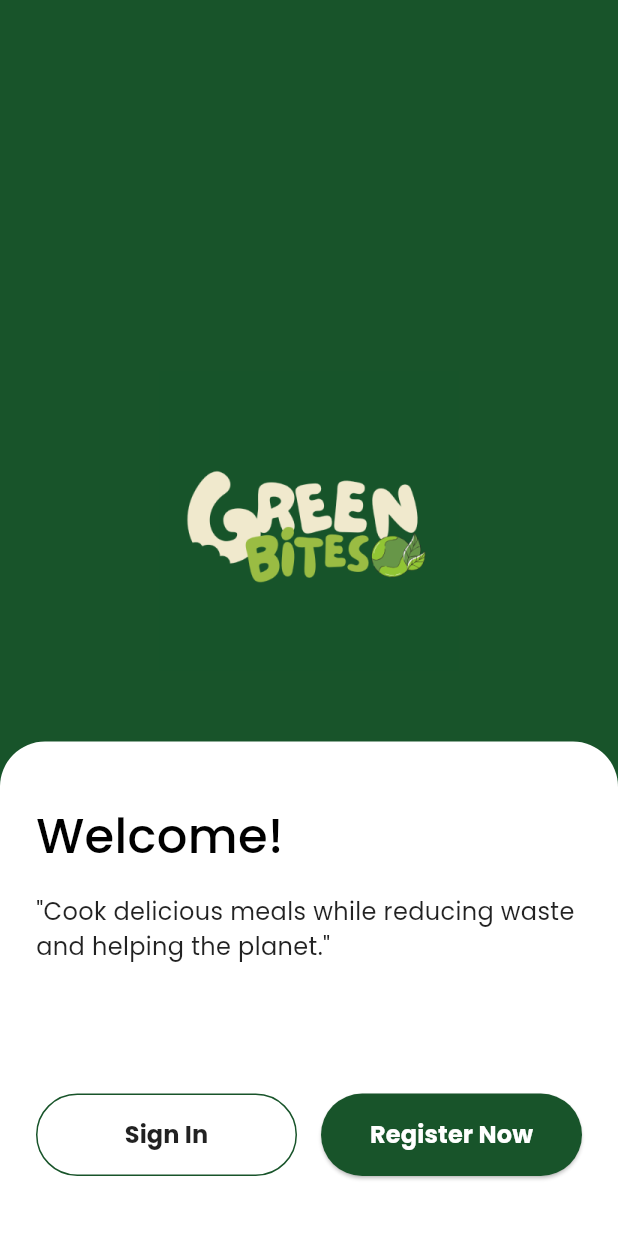
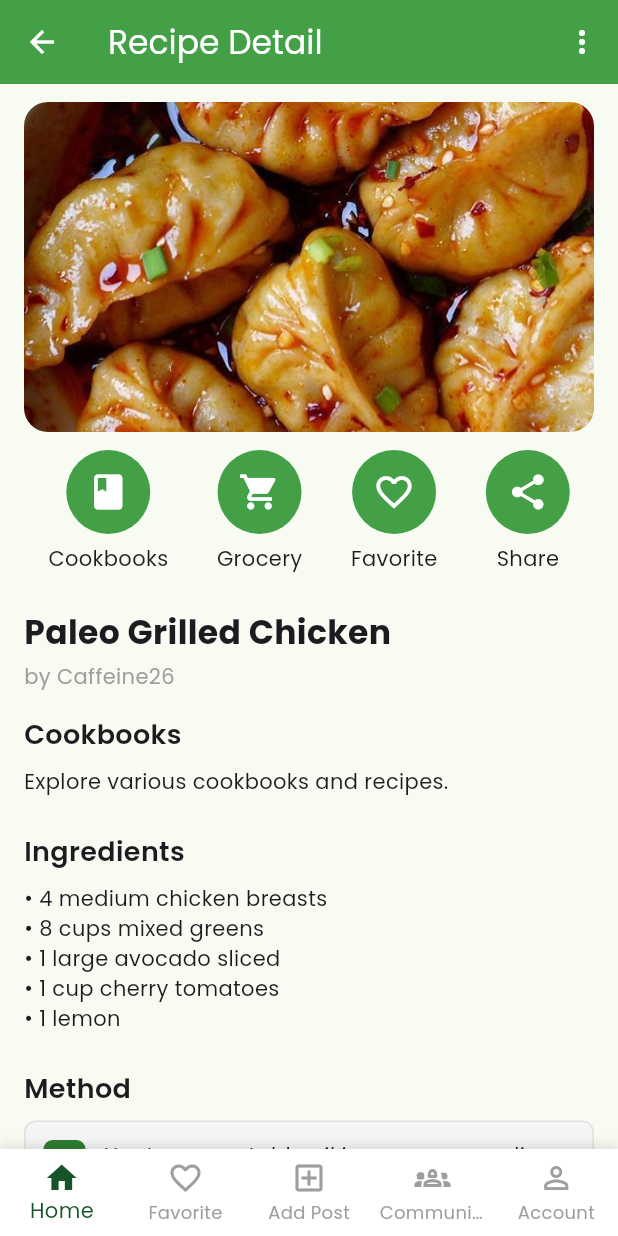
Before and after one commit to Caffeine26/GreenBite, a Flutter app: the screen it shows after launch, on a phone screen of 412 x 824 dp. Run offline on Flutter 3.47's test engine with Material 3 defaults, Android fonts, the light colour scheme and no system bars; our stand-ins replace flutter_svg, google_fonts, image_picker, share_plus, shared_preferences.

Commit message:
finished on my task as recipe datail_page and comment section

```diff
--- a/lib/main.dart
+++ b/lib/main.dart
@@ -1,21 +1,6 @@
 import 'package:flutter/material.dart';
 import 'package:google_fonts/google_fonts.dart';
-import 'package:greenbite_app/screens/filter_recipe/filter_recipe.dart';
-import 'package:greenbite_app/screens/rewards/rewards_screen.dart';
-import 'package:greenbite_app/screens/setting_pages/settings_screen.dart';
-
-// Pages
-import 'package:greenbite_app/screens/splash_screen/splash_sreen.dart';
-import 'package:greenbite_app/screens/homepage/listing.dart';
-import 'package:greenbite_app/screens/about_us/about_us.dart';
-import 'package:greenbite_app/screens/accounts/edit_profile_info.dart';
-import 'package:greenbite_app/screens/uploading_step/step1.dart';
-import 'package:greenbite_app/screens/uploading_step/step2.dart';
-import 'package:greenbite_app/screens/uploading_step/step3.dart';
-// import other pages like favorite, upload, etc.
-
-//Navigation key
-final GlobalKey<NavigatorState> navigatorKey = GlobalKey<NavigatorState>();
+import 'package:greenbite_app/screens/detail_page/recipe_detail.dart';
 
 void main() {
   runApp(const MyApp());
@@ -27,7 +12,6 @@ class MyApp extends StatelessWidget {
   @override
   Widget build(BuildContext context) {
     return MaterialApp(
-      navigatorKey: navigatorKey,
       title: 'GreenBite',
       debugShowCheckedModeBanner: false,
       theme: ThemeData(
@@ -37,26 +21,11 @@ class MyApp extends StatelessWidget {
           seedColor: const Color(0xFF18542A),
           primary: const Color(0xFF18542A),
         ),
+        useMaterial3: true, // Add this for Material 3 design
       ),
-      initialRoute: '/',
+      initialRoute: '/test-recipe-detail',
       routes: {
-        '/': (context) => const FlushScreen(),
-        '/home': (context) => const Listing(),
-        '/about': (context) => const AboutUsPage(),
-        '/account': (context) => const EditProfileInfo(),
-        '/setting': (context) => const SettingsPage(),
-        '/filtered': (context) => const FilteredRecipes(),
-        '/upload': (context) => const AddPhotoPage(),
-        '/upload-step2': (context) => const AddIngredientPage(),
-        '/upload-progress': (context) => const UploadProgressPage(),
-
-        /**
-         * Waiting for pages to route
-         */
-        // '/favorite': (context) => const FavoritePage(),
-        // '/upload': (context) => const UploadPage(),
-        // '/community': (context) => const CommunityPage(),
-        '/score': (context) => const RewardsScreen(),
+        '/test-recipe-detail': (context) => const RecipeDetail(recipeId: 'test-recipe'), // Add required recipeId
       },
     );
   }
--- /dev/null
+++ b/lib/screens/detail_page/recipe_detail.dart
@@ -0,0 +1,551 @@
+import 'package:flutter/material.dart';
+import 'package:greenbite_app/components/navigation.dart';
+import 'package:greenbite_app/components/review_item.dart';
+import 'package:share_plus/share_plus.dart';
+import 'package:greenbite_app/components/navigation.dart';
+import 'package:greenbite_app/components/review_item.dart';
+
+class RecipeDetail extends StatefulWidget {
+  final String recipeId;
+
+  const RecipeDetail({super.key, required this.recipeId});
+
+  @override
+  State<RecipeDetail> createState() => _RecipeDetailState();
+}
+
+class _RecipeDetailState extends State<RecipeDetail> {
+  int _currentIndex = 0;
+  bool isFavorited = false;
+  final ScrollController _scrollController = ScrollController();
+  final cookbooksKey = GlobalKey();
+  final groceryKey = GlobalKey();
+  final favoriteKey = GlobalKey();
+
+  // Review state
+  final TextEditingController _reviewController = TextEditingController();
+  double _newReviewRating = 0.0;
+  bool _showReviewForm = false;
+  final List<Map<String, dynamic>> _reviews = [
+    {
+      'author': 'Sarawat Jae',
+      'reviewCount': '12',
+      'photoCount': '22',
+      'rating': 5.0,
+      'timeAgo': '3 years ago',
+      'comment': 'good , the test is unexpected......',
+    },
+    {
+      'author': 'John Doe',
+      'reviewCount': '5',
+      'photoCount': '8',
+      'rating': 4.0,
+      'timeAgo': '2 months ago',
+      'comment': 'Great recipe! Tasted amazing.',
+    },
+  ];
+
+  void _onNavTap(int index) {
+    setState(() {
+      _currentIndex = index;
+    });
+    if (index == 0) _scrollToSection(cookbooksKey);
+    else if (index == 1) _scrollToSection(groceryKey);
+    else if (index == 2) _scrollToSection(favoriteKey);
+  }
+
+  void _scrollToSection(GlobalKey key) {
+    final context = key.currentContext;
+    if (context != null) {
+      Scrollable.ensureVisible(
+        context,
+        duration: const Duration(milliseconds: 400),
+        curve: Curves.easeInOut,
+        alignment: 0,
+      );
+    }
+  }
+
+  void _showShareDialog() {
+    showDialog(
+      context: context,
+      builder: (context) {
+        return Center(
+          child: ClipRRect(
+            borderRadius: BorderRadius.circular(12),
+            child: Container(
+              width: 300,
+              padding: const EdgeInsets.all(20),
+              color: Colors.white,
+              child: Column(
+                mainAxisSize: MainAxisSize.min,
+                children: [
+                  const Text(
+                    'Share on',
+                    style: TextStyle(fontSize: 18, fontWeight: FontWeight.bold),
+                  ),
+                  const SizedBox(height: 16),
+                  _buildShareOption(Icons.facebook, 'Facebook'),
+                  _buildShareOption(Icons.telegram, 'Telegram'),
+                  _buildShareOption(Icons.camera_alt, 'Instagram'),
+                  _buildShareOption(Icons.alternate_email, 'X (Twitter)'),
+                  _buildShareOption(Icons.message, 'Threads'),
+                ],
+              ),
+            ),
+          ),
+        );
+      },
+    );
+  }
+
+  Widget _buildShareOption(IconData icon, String platform) {
+    return ListTile(
+      leading: Icon(icon, color: Colors.green[600]),
+      title: Text(platform),
+      onTap: () {
+        Navigator.of(context).pop();
+        Share.share('Check out this recipe on GreenBite!');
+      },
+      contentPadding: EdgeInsets.zero,
+    );
+  }
+
+  Widget _buildReviewSummary() {
+    return Column(
+      crossAxisAlignment: CrossAxisAlignment.start,
+      children: [
+        const Text(
+          'Reviews',
+          style: TextStyle(fontSize: 20, fontWeight: FontWeight.bold),
+        ),
+        const SizedBox(height: 16),
+        Row(
+          children: [
+            Text(
+              _calculateAverageRating().toStringAsFixed(1),
+              style: TextStyle(
+                fontSize: 32,
+                fontWeight: FontWeight.bold,
+                color: Colors.green[800],
+              ),
+            ),
+            const SizedBox(width: 8),
+            Column(
+              crossAxisAlignment: CrossAxisAlignment.start,
+              children: [
+                _buildRatingStars(_calculateAverageRating()),
+                const SizedBox(height: 4),
+                Text(
+                  '${_reviews.length} reviews',
+                  style: const TextStyle(color: Colors.grey, fontSize: 14),
+                ),
+              ],
+            ),
+          ],
+        ),
+        const SizedBox(height: 16),
+
+        ElevatedButton(
+          onPressed: () => setState(() => _showReviewForm = !_showReviewForm),
+          style: ElevatedButton.styleFrom(
+            backgroundColor: Colors.green[600],
+            foregroundColor: Colors.white,
+            minimumSize: const Size(double.infinity, 48),
+          ),
+          child: Text(_showReviewForm ? 'Cancel' : 'Write a review'),
+        ),
+
+        if (_showReviewForm) ...[
+          const SizedBox(height: 16),
+          Column(
+            children: [
+              Text('Your Rating',
+                style: TextStyle(
+                  fontSize: 16,
+                  color: Colors.grey[700],
+                ),
+              ),
+              const SizedBox(height: 8),
+              Row(
+                children: [
+                  _buildEditableRatingStars(_newReviewRating),
+                  const SizedBox(width: 8),
+                  Text(_newReviewRating.toStringAsFixed(1)),
+                ],
+              ),
+              const SizedBox(height: 16),
+              TextField(
+                controller: _reviewController,
+                decoration: InputDecoration(
+                  hintText: 'Write your review...',
+                  border: OutlineInputBorder(),
+                  contentPadding: const EdgeInsets.all(12),
+                ),
+                maxLines: 3,
+              ),
+              const SizedBox(height: 12),
+              ElevatedButton(
+                onPressed: _addNewReview,
+                style: ElevatedButton.styleFrom(
+                  backgroundColor: Colors.green[600],
+                  foregroundColor: Colors.white,
+                  minimumSize: const Size(double.infinity, 48),
+                ),
+                child: const Text('Submit Review'),
+              ),
+              const SizedBox(height: 16),
+              const Divider(),
+            ],
+          ),
+        ],
+
+        ..._reviews.map((review) => ReviewItem(
+          author: review['author'],
+          reviewCount: review['reviewCount'],
+          photoCount: review['photoCount'],
+          rating: review['rating'],
+          timeAgo: review['timeAgo'],
+          comment: review['comment'],
+          isLastItem: _reviews.last == review,
+        )),
+      ],
+    );
+  }
+
+  double _calculateAverageRating() {
+    if (_reviews.isEmpty) return 0;
+    return _reviews.map((r) => r['rating']).reduce((a, b) => a + b) / _reviews.length;
+  }
+
+  void _addNewReview() {
+    if (_reviewController.text.isEmpty || _newReviewRating == 0) return;
+
+    setState(() {
+      _reviews.insert(0, {
+        'author': 'You',
+        'reviewCount': '1',
+        'photoCount': '0',
+        'rating': _newReviewRating,
+        'timeAgo': 'Just now',
+        'comment': _reviewController.text,
+      });
+      _reviewController.clear();
+      _newReviewRating = 0;
+      _showReviewForm = false;
+    });
+
+    ScaffoldMessenger.of(context).showSnackBar(
+      const SnackBar(content: Text('Review submitted!')),
+    );
+  }
+
+  Widget _buildEditableRatingStars(double rating) {
+    return Row(
+      children: List.generate(5, (index) => GestureDetector(
+        onTap: () => setState(() => _newReviewRating = index + 1.0),
+        child: Icon(
+          index < rating ? Icons.star : Icons.star_border,
+          color: Colors.amber,
+          size: 32,
+        ),
+      )),
+    );
+  }
+
+  Widget _buildRatingStars(double rating) {
+    return Row(
+      children: List.generate(5, (index) => Icon(
+        index < rating.floor()
+          ? Icons.star
+          : index == rating.floor() && rating % 1 >= 0.5
+            ? Icons.star_half
+            : Icons.star_border,
+        color: Colors.amber,
+        size: 16,
+      )),
+    );
+  }
+
+  Widget _buildCircleIconButton({
+    required IconData icon,
+    required String label,
+    required VoidCallback onTap,
+    Color? iconColor,
+  }) {
+    return Column(
+      children: [
+        GestureDetector(
+          onTap: onTap,
+          child: CircleAvatar(
+            radius: 28,
+            backgroundColor: Colors.green[600],
+            child: Icon(icon, size: 28, color: iconColor ?? Colors.white),
+          ),
+        ),
+        const SizedBox(height: 6),
+        Text(label),
+      ],
+    );
+  }
+
+  @override
+  void dispose() {
+    _reviewController.dispose();
+    _scrollController.dispose();
+    super.dispose();
+  }
+
+  @override
+  Widget build(BuildContext context) {
+    return Scaffold(
+      appBar: AppBar(
+        title: const Text('Recipe Detail'),
+        backgroundColor: Colors.green[600],
+        foregroundColor: Colors.white,
+        leading: IconButton(
+          icon: const Icon(Icons.arrow_back),
+          onPressed: () => Navigator.pop(context),
+        ),
+        actions: [
+          IconButton(
+            icon: const Icon(Icons.more_vert),
+            onPressed: () {},
+          ),
+        ],
+      ),
+      body: SafeArea(
+        child: SingleChildScrollView(
+          controller: _scrollController,
+          child: Padding(
+            padding: const EdgeInsets.symmetric(horizontal: 16, vertical: 12),
+            child: Column(
+              crossAxisAlignment: CrossAxisAlignment.start,
+              children: [
+                ClipRRect(
+                  borderRadius: BorderRadius.circular(16),
+                  child: Image.asset(
+                    'assets/images/dumpling.jpg',
+                    width: double.infinity,
+                    height: 220,
+                    fit: BoxFit.cover,
+                  ),
+                ),
+                const SizedBox(height: 12),
+                Row(
+                  mainAxisAlignment: MainAxisAlignment.spaceAround,
+                  children: [
+                    _buildCircleIconButton(
+                      icon: Icons.book,
+                      label: 'Cookbooks',
+                      onTap: () => _scrollToSection(cookbooksKey),
+                    ),
+                    _buildCircleIconButton(
+                      icon: Icons.shopping_cart,
+                      label: 'Grocery',
+                      onTap: () => _scrollToSection(groceryKey),
+                    ),
+                    _buildCircleIconButton(
+                      icon: isFavorited ? Icons.favorite : Icons.favorite_border,
+                      label: 'Favorite',
+                      iconColor: isFavorited ? Colors.red : null,
+                      onTap: () => setState(() {
+                        isFavorited = !isFavorited;
+                        ScaffoldMessenger.of(context).showSnackBar(
+                          SnackBar(content: Text(
+                            isFavorited
+                              ? 'Added to favorites'
+                              : 'Removed from favorites'
+                          )),
+                        );
+                      }),
+                    ),
+                    _buildCircleIconButton(
+                      icon: Icons.share,
+                      label: 'Share',
+                      onTap: _showShareDialog,
+                    ),
+                  ],
+                ),
+                const SizedBox(height: 24),
+                const Text(
+                  'Paleo Grilled Chicken',
+                  style: TextStyle(fontSize: 22, fontWeight: FontWeight.bold),
+                ),
+                const SizedBox(height: 4),
+                const Text(
+                  'by Caffeine26',
+                  style: TextStyle(color: Colors.grey),
+                ),
+                const SizedBox(height: 16),
+
+                // Cookbooks Section
+                Container(
+                  key: cookbooksKey,
+                  child: Column(
+                    crossAxisAlignment: CrossAxisAlignment.start,
+                    children: [
+                      const Text(
+                        'Cookbooks',
+                        style: TextStyle(fontSize: 18, fontWeight: FontWeight.w600),
+                      ),
+                      const SizedBox(height: 8),
+                      const Text('Explore various cookbooks and recipes.'),
+                      const SizedBox(height: 24),
+                      const Text(
+                        'Ingredients',
+                        style: TextStyle(fontSize: 18, fontWeight: FontWeight.w600),
+                      ),
+                      const SizedBox(height: 8),
+                      _buildIngredientList(),
+                      const SizedBox(height: 24),
+                      const Text(
+                        'Method',
+                        style: TextStyle(fontSize: 18, fontWeight: FontWeight.w600),
+                      ),
+                      const SizedBox(height: 8),
+                      _buildSteps(),
+                      const SizedBox(height: 24),
+                      _buildEquipmentList(),
+                    ],
+                  ),
+                ),
+
+                // Grocery Section
+                Container(
+                  key: groceryKey,
+                  child: const Column(
+                    crossAxisAlignment: CrossAxisAlignment.start,
+                    children: [
+                      Divider(height: 40),
+                      Text(
+                        'Grocery',
+                        style: TextStyle(fontSize: 18, fontWeight: FontWeight.w600),
+                      ),
+                      SizedBox(height: 8),
+                      Text('Add ingredients to your grocery list.'),
+                    ],
+                  ),
+                ),
+
+                // Favorite Section
+                Container(
+                  key: favoriteKey,
+                  child: const Column(
+                    crossAxisAlignment: CrossAxisAlignment.start,
+                    children: [
+                      Divider(height: 40),
+                      Text(
+                        'Favorite',
+                        style: TextStyle(fontSize: 18, fontWeight: FontWeight.w600),
+                      ),
+                      SizedBox(height: 8),
+                      Text('Your favorite recipes saved in one place.'),
+                    ],
+                  ),
+                ),
+
+                // Reviews Section
+                _buildReviewSummary(),
+
+                const SizedBox(height: 24),
+              ],
+            ),
+          ),
+        ),
+      ),
+      bottomNavigationBar: Navigation(
+        currentIndex: _currentIndex,
+        onTap: _onNavTap,
+      ),
+    );
+  }
+
+  Widget _buildIngredientList() {
+    const ingredients = [
+      '4 medium chicken breasts',
+      '8 cups mixed greens',
+      '1 large avocado sliced',
+      '1 cup cherry tomatoes',
+      '1 lemon',
+    ];
+    return Column(
+      crossAxisAlignment: CrossAxisAlignment.start,
+      children: ingredients.map((item) => Text('• $item')).toList(),
+    );
+  }
+
+  Widget _buildSteps() {
+    const steps = [
+      'Heat up vegetable oil in a pan on medium heat.',
+      'Add chicken breasts and cook for 5-7 minutes per side.',
+      'Prepare the salad with greens, avocado, and tomatoes.',
+      'Slice cooked chicken and serve over salad.',
+      'Squeeze lemon juice over the top before serving.',
+    ];
+    return Column(
+      children: steps.asMap().entries.map((entry) {
+        final index = entry.key + 1;
+        return Container(
+          margin: const EdgeInsets.only(bottom: 12),
+          padding: const EdgeInsets.all(12),
+          decoration: BoxDecoration(
+          color: Colors.grey[100],
+          borderRadius: BorderRadius.circular(8),
+          border: Border.all(color: Colors.grey[300]!), // Using ! operator
+        ),
+          child: Row(
+            crossAxisAlignment: CrossAxisAlignment.start,
+            children: [
+              Container(
+                width: 28,
+                height: 28,
+                margin: const EdgeInsets.only(right: 12),
+                decoration: BoxDecoration(
+                  color: Colors.green[800],
+                  borderRadius: BorderRadius.circular(6),
+                ),
+                alignment: Alignment.center,
+                child: Text(
+                  '$index',
+                  style: const TextStyle(
+                    color: Colors.white,
+                    fontWeight: FontWeight.bold,
+                  ),
+                ),
+              ),
+              Expanded(child: Text(entry.value)),
+            ],
+          ),
+        );
+      }).toList(),
+    );
+  }
+
+  Widget _buildEquipmentList() {
+    const items = [
+      'Grill Pan',
+      'Mixing Bowls',
+      'Chef\'s Knife',
+      'Cutting Board',
+    ];
+    return Column(
+      crossAxisAlignment: CrossAxisAlignment.start,
+      children: [
+        const Divider(height: 40),
+        const Text(
+          'EQUIPMENT',
+          style: TextStyle(fontSize: 18, fontWeight: FontWeight.w600),
+        ),
+        const SizedBox(height: 12),
+        ...items.map((item) => Row(
+          children: [
+            const Icon(Icons.check, size: 18, color: Colors.green),
+            const SizedBox(width: 8),
+            Expanded(child: Text(item)),
+          ],
+        )),
+      ],
+    );
+  }
+}
--- a/pubspec.yaml
+++ b/pubspec.yaml
@@ -30,6 +30,7 @@ environment:
 dependencies:
   flutter:
     sdk: flutter
+  share_plus: ^6.3.0
   google_fonts: ^6.1.0 # use the leatest version
   image_picker: ^0.8.7+4
   image_picker_for_web: ^2.0.7
```
Also changed, not shown: lib/components/review_item.dart (added, +151 -0 lines), pubspec.lock, 6 other files.
